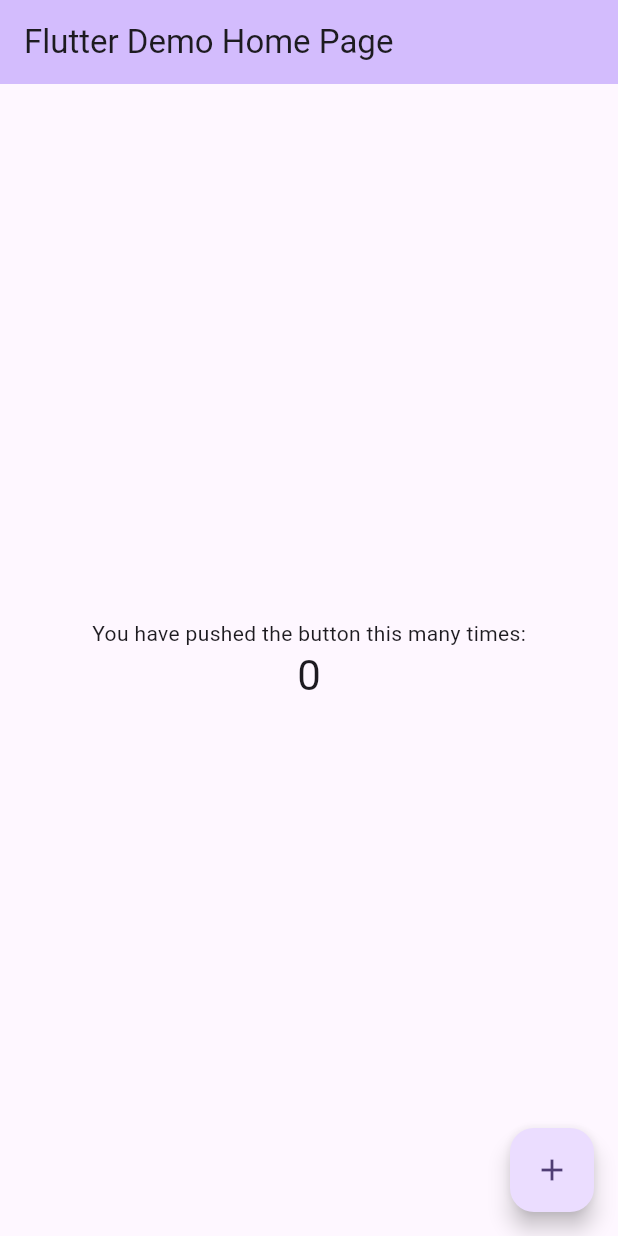
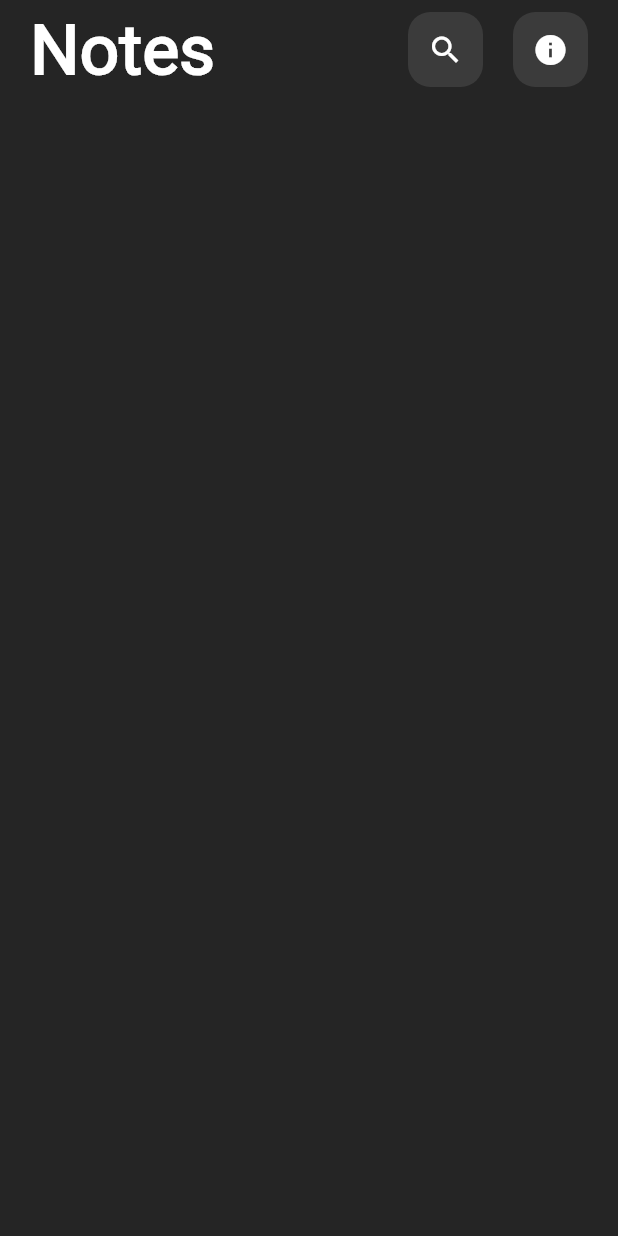
Before and after one commit to m7md3bbas/NoteApp, a Flutter app: the screen it shows after launch, on a phone screen of 412 x 824 dp. Run offline on Flutter 3.47's test engine with Material 3 defaults, Android fonts, the phone set to English and light mode, and no system bars.

Commit message:
finish home header

```diff
--- /dev/null
+++ b/lib/Screens/home.dart
@@ -0,0 +1,82 @@
+import 'package:flutter/material.dart';
+import 'package:noteapp/core/constant.dart';
+
+class Home extends StatelessWidget {
+  const Home({super.key});
+
+  @override
+  Widget build(BuildContext context) {
+    return SafeArea(
+      child: Column(
+        mainAxisAlignment: MainAxisAlignment.start,
+        children: [HomeHeader()],
+      ),
+    );
+  }
+}
+
+class HomeHeader extends StatelessWidget {
+  const HomeHeader({super.key, this.ontap});
+  final void Function()? ontap;
+  @override
+  Widget build(BuildContext context) {
+    return Container(
+      margin: const EdgeInsets.symmetric(horizontal: 20),
+      decoration: BoxDecoration(
+        color: Colors.transparent,
+      ),
+      child: Row(
+        children: [
+          Text(
+            "Notes",
+            style: TextStyle(
+              fontSize: 46,
+              fontWeight: FontWeight.w600,
+              color: styles.primarycolor,
+            ),
+          ),
+          Spacer(),
+          CustomIconWidget(
+            ontap: ontap,
+            icon: Icons.search,
+          ),
+          SizedBox(
+            width: 20,
+          ),
+          CustomIconWidget(
+            ontap: ontap,
+            icon: Icons.info,
+          ),
+        ],
+      ),
+    );
+  }
+}
+
+class CustomIconWidget extends StatelessWidget {
+  const CustomIconWidget({
+    super.key,
+    required this.ontap,
+    required this.icon,
+  });
+
+  final void Function()? ontap;
+  final IconData icon;
+
+  @override
+  Widget build(BuildContext context) {
+    return Container(
+      width: 50,
+      height: 50,
+      decoration: BoxDecoration(
+          borderRadius: BorderRadius.circular(15), color: Color(0xff3B3B3B)),
+      child: IconButton(
+          onPressed: ontap,
+          icon: Icon(
+            color: styles.primarycolor,
+            icon,
+            size: 24,
+          )),
+    );
+  }
+}
--- /dev/null
+++ b/lib/core/constant.dart
@@ -0,0 +1,6 @@
+import 'package:flutter/material.dart';
+
+class styles {
+  static Color primarycolor = Color(0xffFFFFFF);
+  static Color backgroundColor = Color(0xff252525);
+}
--- a/lib/main.dart
+++ b/lib/main.dart
@@ -1,125 +1,22 @@
 import 'package:flutter/material.dart';
+import 'package:noteapp/Screens/home.dart';
+import 'package:noteapp/core/constant.dart';
 
 void main() {
-  runApp(const MyApp());
+  runApp(const NotesApp());
 }
 
-class MyApp extends StatelessWidget {
-  const MyApp({super.key});
+class NotesApp extends StatelessWidget {
+  const NotesApp({super.key});
 
-  // This widget is the root of your application.
   @override
   Widget build(BuildContext context) {
     return MaterialApp(
-      title: 'Flutter Demo',
-      theme: ThemeData(
-        // This is the theme of your application.
-        //
-        // TRY THIS: Try running your application with "flutter run". You'll see
-        // the application has a purple toolbar. Then, without quitting the app,
-        // try changing the seedColor in the colorScheme below to Colors.green
-        // and then invoke "hot reload" (save your changes or press the "hot
-        // reload" button in a Flutter-supported IDE, or press "r" if you used
-        // the command line to start the app).
-        //
-        // Notice that the counter didn't reset back to zero; the application
-        // state is not lost during the reload. To reset the state, use hot
-        // restart instead.
-        //
-        // This works for code too, not just values: Most code changes can be
-        // tested with just a hot reload.
-        colorScheme: ColorScheme.fromSeed(seedColor: Colors.deepPurple),
-        useMaterial3: true,
+      debugShowCheckedModeBanner: false,
+      home: Scaffold(
+        backgroundColor: styles.backgroundColor,
+        body: const Home(),
       ),
-      home: const MyHomePage(title: 'Flutter Demo Home Page'),
     );
   }
 }
-
-class MyHomePage extends StatefulWidget {
-  const MyHomePage({super.key, required this.title});
-
-  // This widget is the home page of your application. It is stateful, meaning
-  // that it has a State object (defined below) that contains fields that affect
-  // how it looks.
-
-  // This class is the configuration for the state. It holds the values (in this
-  // case the title) provided by the parent (in this case the App widget) and
-  // used by the build method of the State. Fields in a Widget subclass are
-  // always marked "final".
-
-  final String title;
-
-  @override
-  State<MyHomePage> createState() => _MyHomePageState();
-}
-
-class _MyHomePageState extends State<MyHomePage> {
-  int _counter = 0;
-
-  void _incrementCounter() {
-    setState(() {
-      // This call to setState tells the Flutter framework that something has
-      // changed in this State, which causes it to rerun the build method below
-      // so that the display can reflect the updated values. If we changed
-      // _counter without calling setState(), then the build method would not be
-      // called again, and so nothing would appear to happen.
-      _counter++;
-    });
-  }
-
-  @override
-  Widget build(BuildContext context) {
-    // This method is rerun every time setState is called, for instance as done
-    // by the _incrementCounter method above.
-    //
-    // The Flutter framework has been optimized to make rerunning build methods
-    // fast, so that you can just rebuild anything that needs updating rather
-    // than having to individually change instances of widgets.
-    return Scaffold(
-      appBar: AppBar(
-        // TRY THIS: Try changing the color here to a specific color (to
-        // Colors.amber, perhaps?) and trigger a hot reload to see the AppBar
-        // change color while the other colors stay the same.
-        backgroundColor: Theme.of(context).colorScheme.inversePrimary,
-        // Here we take the value from the MyHomePage object that was created by
-        // the App.build method, and use it to set our appbar title.
-        title: Text(widget.title),
-      ),
-      body: Center(
-        // Center is a layout widget. It takes a single child and positions it
-        // in the middle of the parent.
-        child: Column(
-          // Column is also a layout widget. It takes a list of children and
-          // arranges them vertically. By default, it sizes itself to fit its
-          // children horizontally, and tries to be as tall as its parent.
-          //
-          // Column has various properties to control how it sizes itself and
-          // how it positions its children. Here we use mainAxisAlignment to
-          // center the children vertically; the main axis here is the vertical
-          // axis because Columns are vertical (the cross axis would be
-          // horizontal).
-          //
-          // TRY THIS: Invoke "debug painting" (choose the "Toggle Debug Paint"
-          // action in the IDE, or press "p" in the console), to see the
-          // wireframe for each widget.
-          mainAxisAlignment: MainAxisAlignment.center,
-          children: <Widget>[
-            const Text(
-              'You have pushed the button this many times:',
-            ),
-            Text(
-              '$_counter',
-              style: Theme.of(context).textTheme.headlineMedium,
-            ),
-          ],
-        ),
-      ),
-      floatingActionButton: FloatingActionButton(
-        onPressed: _incrementCounter,
-        tooltip: 'Increment',
-        child: const Icon(Icons.add),
-      ), // This trailing comma makes auto-formatting nicer for build methods.
-    );
-  }
-}
```
Also changed, not shown: pubspec.yaml (+6 -14 lines), assets/fonts/Roboto-Regular.ttf (added).
